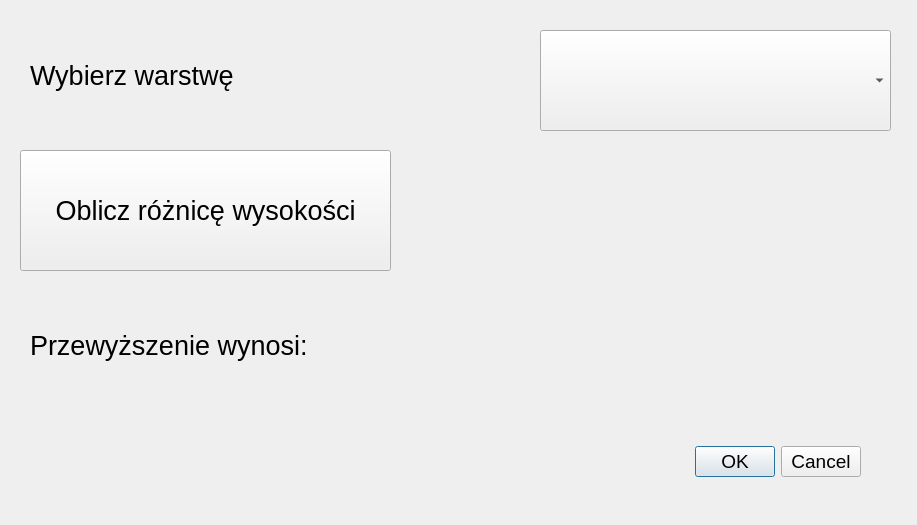
Before: the Qt Designer form ig_projekt2_loader/IG_projekt2_Loader_dialog_base.ui in Dawid2022/Projekt_IG_2, drawn with Qt 5.
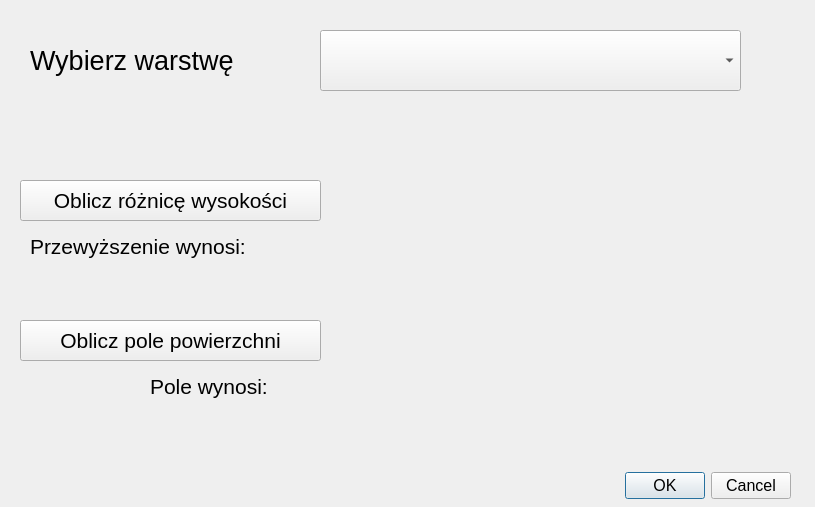
After: the same form once the commit is applied. Custom widgets are drawn as their Qt base class.

Diff of the .ui file:
```diff
--- a/ig_projekt2_loader/IG_projekt2_Loader_dialog_base.ui
+++ b/ig_projekt2_loader/IG_projekt2_Loader_dialog_base.ui
@@ -6,8 +6,8 @@
    <rect>
     <x>0</x>
     <y>0</y>
-    <width>917</width>
-    <height>525</height>
+    <width>815</width>
+    <height>507</height>
    </rect>
   </property>
   <property name="font">
@@ -21,15 +21,15 @@
   <widget class="QDialogButtonBox" name="button_box">
    <property name="geometry">
     <rect>
-     <x>520</x>
-     <y>441</y>
-     <width>341</width>
-     <height>41</height>
+     <x>610</x>
+     <y>470</y>
+     <width>181</width>
+     <height>31</height>
     </rect>
    </property>
    <property name="font">
     <font>
-     <pointsize>14</pointsize>
+     <pointsize>12</pointsize>
     </font>
    </property>
    <property name="orientation">
@@ -42,10 +42,10 @@
   <widget class="QgsMapLayerComboBox" name="mMapLayerComboBox">
    <property name="geometry">
     <rect>
-     <x>540</x>
+     <x>320</x>
      <y>30</y>
-     <width>351</width>
-     <height>101</height>
+     <width>421</width>
+     <height>61</height>
     </rect>
    </property>
   </widget>
@@ -53,9 +53,9 @@
    <property name="geometry">
     <rect>
      <x>30</x>
-     <y>20</y>
-     <width>301</width>
-     <height>111</height>
+     <y>30</y>
+     <width>281</width>
+     <height>61</height>
     </rect>
    </property>
    <property name="text">
@@ -66,11 +66,16 @@
    <property name="geometry">
     <rect>
      <x>20</x>
-     <y>150</y>
-     <width>371</width>
-     <height>121</height>
+     <y>180</y>
+     <width>301</width>
+     <height>41</height>
     </rect>
    </property>
+   <property name="font">
+    <font>
+     <pointsize>16</pointsize>
+    </font>
+   </property>
    <property name="text">
     <string>Oblicz różnicę wysokości</string>
    </property>
@@ -79,11 +84,16 @@
    <property name="geometry">
     <rect>
      <x>30</x>
-     <y>290</y>
-     <width>371</width>
-     <height>111</height>
+     <y>230</y>
+     <width>268</width>
+     <height>33</height>
     </rect>
    </property>
+   <property name="font">
+    <font>
+     <pointsize>16</pointsize>
+    </font>
+   </property>
    <property name="text">
     <string>Przewyższenie wynosi:</string>
    </property>
@@ -91,11 +101,70 @@
   <widget class="QLabel" name="label_dh_wynik">
    <property name="geometry">
     <rect>
-     <x>390</x>
-     <y>290</y>
+     <x>330</x>
+     <y>230</y>
+     <width>471</width>
+     <height>33</height>
+    </rect>
+   </property>
+   <property name="font">
+    <font>
+     <pointsize>16</pointsize>
+    </font>
+   </property>
+   <property name="text">
+    <string/>
+   </property>
+  </widget>
+  <widget class="QPushButton" name="pushButtonOblPOLE">
+   <property name="geometry">
+    <rect>
+     <x>20</x>
+     <y>320</y>
      <width>301</width>
-     <height>111</height>
+     <height>41</height>
     </rect>
+   </property>
+   <property name="font">
+    <font>
+     <pointsize>16</pointsize>
+    </font>
+   </property>
+   <property name="text">
+    <string>Oblicz pole powierzchni</string>
+   </property>
+  </widget>
+  <widget class="QLabel" name="label_pole">
+   <property name="geometry">
+    <rect>
+     <x>150</x>
+     <y>370</y>
+     <width>151</width>
+     <height>33</height>
+    </rect>
+   </property>
+   <property name="font">
+    <font>
+     <pointsize>16</pointsize>
+    </font>
+   </property>
+   <property name="text">
+    <string>Pole wynosi:</string>
+   </property>
+  </widget>
+  <widget class="QLabel" name="label_pole_wynik">
+   <property name="geometry">
+    <rect>
+     <x>330</x>
+     <y>370</y>
+     <width>471</width>
+     <height>33</height>
+    </rect>
+   </property>
+   <property name="font">
+    <font>
+     <pointsize>16</pointsize>
+    </font>
    </property>
    <property name="text">
     <string/>
```
